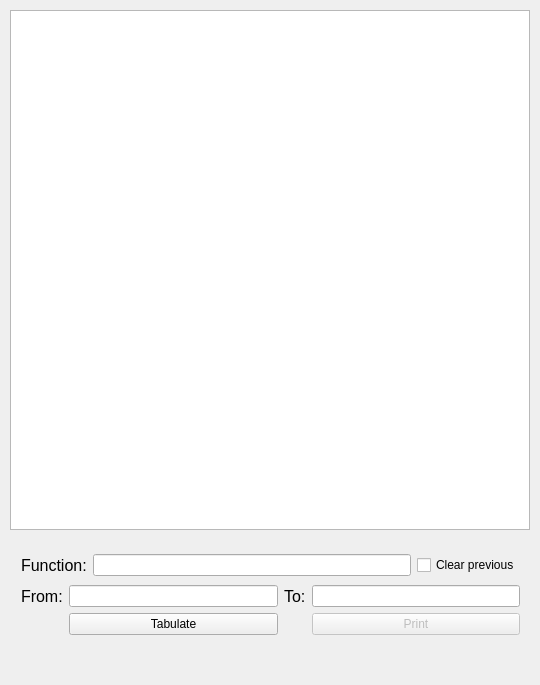
The window that src/widget.ui (knorrus/parser) describes before a commit, drawn with Qt 5.
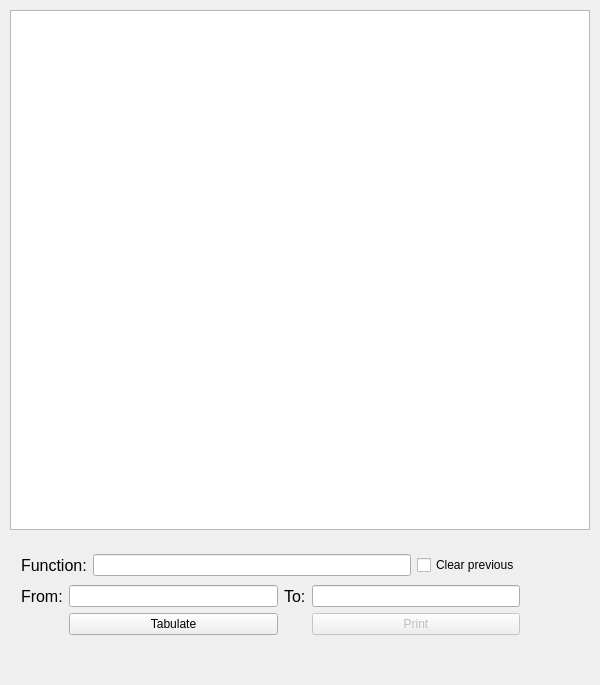
The same window after the commit.

```diff
--- a/src/widget.ui
+++ b/src/widget.ui
@@ -6,10 +6,16 @@
    <rect>
     <x>0</x>
     <y>0</y>
-    <width>540</width>
+    <width>600</width>
     <height>685</height>
    </rect>
   </property>
+  <property name="sizePolicy">
+   <sizepolicy hsizetype="Preferred" vsizetype="Preferred">
+    <horstretch>0</horstretch>
+    <verstretch>0</verstretch>
+   </sizepolicy>
+  </property>
   <property name="minimumSize">
    <size>
     <width>540</width>
@@ -18,7 +24,7 @@
   </property>
   <property name="maximumSize">
    <size>
-    <width>540</width>
+    <width>600</width>
     <height>685</height>
    </size>
   </property>
@@ -30,7 +36,7 @@
     <rect>
      <x>10</x>
      <y>10</y>
-     <width>520</width>
+     <width>580</width>
      <height>520</height>
     </rect>
    </property>
@@ -42,18 +48,15 @@
    </property>
    <property name="minimumSize">
     <size>
-     <width>520</width>
+     <width>580</width>
      <height>520</height>
     </size>
    </property>
-   <property name="maximumSize">
-    <size>
-     <width>520</width>
-     <height>520</height>
-    </size>
+   <property name="alignment">
+    <set>Qt::AlignLeading|Qt::AlignLeft|Qt::AlignTop</set>
    </property>
   </widget>
-  <widget class="QWidget" name="">
+  <widget class="QWidget" name="layoutWidget">
    <property name="geometry">
     <rect>
      <x>10</x>
```
